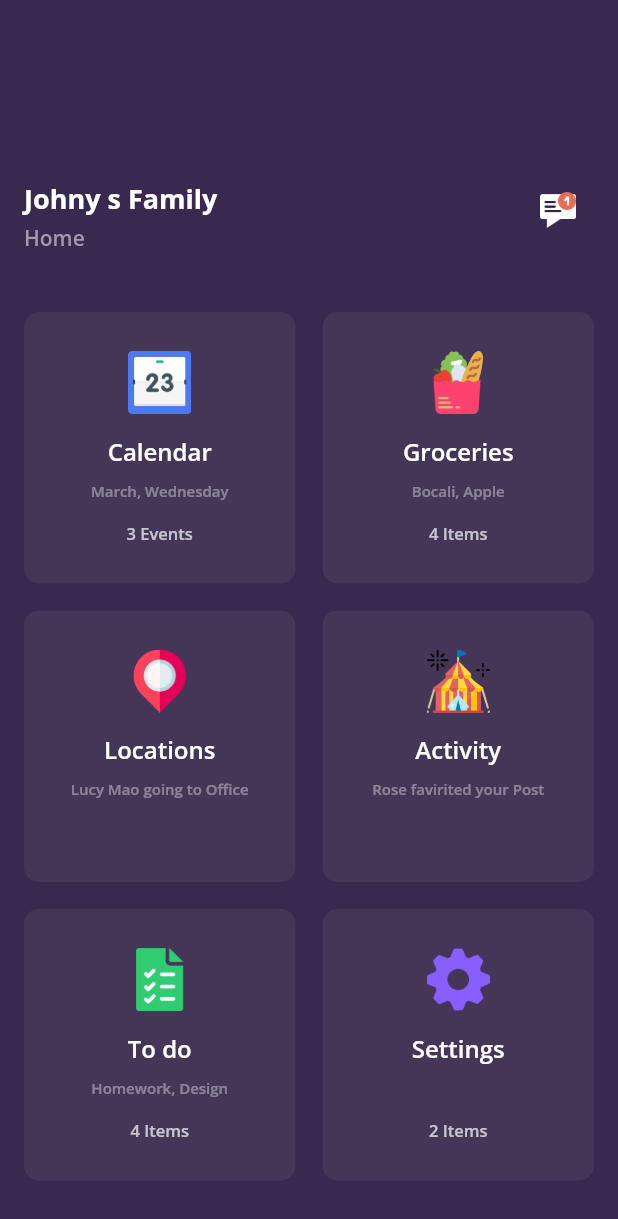
After one commit to alfaodin/flutter_course, a Flutter app: the ColorMenu screen opened by its route, on a phone screen of 412 x 824 dp. The commit adds this screen. Shown: the top 1219 px of the screen. Run offline on Flutter 3.47's test engine with Material 2 defaults, Android fonts, the phone set to English and light mode, and no system bars; our stand-ins replace flutter_svg, font_awesome_flutter, google_fonts, google_maps_flutter, sqflite; missing offline and left inert: fast_noise, fluttery_dart2; accounts and stored records are empty.

Commit message:
Prueba menu de color

```diff
--- a/lib/main.dart
+++ b/lib/main.dart
@@ -1,6 +1,7 @@
 import 'package:flutter/material.dart';
 import 'package:flutter/rendering.dart';
 import 'package:flutter/services.dart';
+import 'package:hello_world/pages/color_menu/color_menu.dart';
 import 'package:hello_world/pages/custom_path/custom_path.dart';
 import 'package:hello_world/pages/home.dart';
 import 'package:hello_world/pages/icon_animation/icon_animation.dart';
@@ -115,6 +116,7 @@ class _MyAppState extends State<MyApp> {
         '/meals': (BuildContext context) => Meals(),
         '/iconAnimation': (BuildContext context) => IconAnimation(),
         '/starField': (BuildContext context) => StarField(),
+        '/colorMenu': (BuildContext context) => ColorMenu(),
       },
       onGenerateRoute: (RouteSettings settings) {
         final List<String> pathElements = settings.name.split('/');
--- a/lib/pages/auth.dart
+++ b/lib/pages/auth.dart
@@ -132,12 +132,14 @@ class _AuthPageState extends State<AuthPage> {
 
   TextFormField buildEmailInputTextField() {
     return TextFormField(
+      autovalidate: true,
       validator: (String value) {
-        if (value.isEmpty ||
+        if (value != null && value.isEmpty ||
             !RegExp(r"[a-z0-9!#$%&'*+/=?^_`{|}~-]+(?:\.[a-z0-9!#$%&'*+/=?^_`{|}~-]+)*@(?:[a-z0-9](?:[a-z0-9-]*[a-z0-9])?\.)+[a-z0-9](?:[a-z0-9-]*[a-z0-9])?")
                 .hasMatch(value)) {
           return 'Description is Required an should be 10+ characters long.';
         }
+        return '';
       },
       textAlign: TextAlign.center,
       decoration: InputDecoration(
--- /dev/null
+++ b/lib/pages/color_menu/color_menu.dart
@@ -0,0 +1,68 @@
+import 'package:flutter/material.dart';
+import 'package:google_fonts/google_fonts.dart';
+import 'griddashboard.dart';
+
+class ColorMenu extends StatefulWidget {
+  @override
+  ColorMenuState createState() => new ColorMenuState();
+}
+
+class ColorMenuState extends State<ColorMenu> {
+  @override
+  Widget build(BuildContext context) {
+    return Scaffold(
+      backgroundColor: Color(0xff392850),
+      body: Column(
+        children: <Widget>[
+          SizedBox(
+            height: 120,
+          ),
+          Padding(
+            padding: EdgeInsets.only(left: 16, right: 16),
+            child: Row(
+              mainAxisAlignment: MainAxisAlignment.spaceBetween,
+              children: <Widget>[
+                Column(
+                  crossAxisAlignment: CrossAxisAlignment.start,
+                  children: <Widget>[
+                    Text(
+                      "Johny s Family",
+                      style: GoogleFonts.openSans(
+                          textStyle: TextStyle(
+                              color: Colors.white,
+                              fontSize: 18,
+                              fontWeight: FontWeight.bold)),
+                    ),
+                    SizedBox(
+                      height: 4,
+                    ),
+                    Text(
+                      "Home",
+                      style: GoogleFonts.openSans(
+                          textStyle: TextStyle(
+                              color: Color(0xffa29aac),
+                              fontSize: 14,
+                              fontWeight: FontWeight.w600)),
+                    ),
+                  ],
+                ),
+                IconButton(
+                  alignment: Alignment.topCenter,
+                  icon: Image.asset(
+                    "assets/color_menu/notification.png",
+                    width: 24,
+                  ),
+                  onPressed: () {},
+                )
+              ],
+            ),
+          ),
+          SizedBox(
+            height: 40,
+          ),
+          GridDashboard()
+        ],
+      ),
+    );
+  }
+}
--- /dev/null
+++ b/lib/pages/color_menu/griddashboard.dart
@@ -0,0 +1,111 @@
+import 'package:flutter/material.dart';
+import 'package:google_fonts/google_fonts.dart';
+
+class GridDashboard extends StatelessWidget {
+  Items item1 = new Items(
+      title: "Calendar",
+      subtitle: "March, Wednesday",
+      event: "3 Events",
+      img: "assets/color_menu/calendar.png");
+
+  Items item2 = new Items(
+    title: "Groceries",
+    subtitle: "Bocali, Apple",
+    event: "4 Items",
+    img: "assets/color_menu/food.png",
+  );
+  Items item3 = new Items(
+    title: "Locations",
+    subtitle: "Lucy Mao going to Office",
+    event: "",
+    img: "assets/color_menu/map.png",
+  );
+  Items item4 = new Items(
+    title: "Activity",
+    subtitle: "Rose favirited your Post",
+    event: "",
+    img: "assets/color_menu/festival.png",
+  );
+  Items item5 = new Items(
+    title: "To do",
+    subtitle: "Homework, Design",
+    event: "4 Items",
+    img: "assets/color_menu/todo.png",
+  );
+  Items item6 = new Items(
+    title: "Settings",
+    subtitle: "",
+    event: "2 Items",
+    img: "assets/color_menu/setting.png",
+  );
+
+  @override
+  Widget build(BuildContext context) {
+    List<Items> myList = [item1, item2, item3, item4, item5, item6];
+    var color = 0xff453658;
+    return Flexible(
+      child: GridView.count(
+          childAspectRatio: 1.0,
+          padding: EdgeInsets.only(left: 16, right: 16),
+          crossAxisCount: 2,
+          crossAxisSpacing: 18,
+          mainAxisSpacing: 18,
+          children: myList.map((data) {
+            return Container(
+              decoration: BoxDecoration(
+                  color: Color(color), borderRadius: BorderRadius.circular(10)),
+              child: Column(
+                mainAxisAlignment: MainAxisAlignment.center,
+                children: <Widget>[
+                  Image.asset(
+                    data.img,
+                    width: 42,
+                  ),
+                  SizedBox(
+                    height: 14,
+                  ),
+                  Text(
+                    data.title,
+                    style: GoogleFonts.openSans(
+                        textStyle: TextStyle(
+                            color: Colors.white,
+                            fontSize: 16,
+                            fontWeight: FontWeight.w600)),
+                  ),
+                  SizedBox(
+                    height: 8,
+                  ),
+                  Text(
+                    data.subtitle,
+                    style: GoogleFonts.openSans(
+                        textStyle: TextStyle(
+                            color: Colors.white38,
+                            fontSize: 10,
+                            fontWeight: FontWeight.w600)),
+                  ),
+                  SizedBox(
+                    height: 14,
+                  ),
+                  Text(
+                    data.event,
+                    style: GoogleFonts.openSans(
+                        textStyle: TextStyle(
+                            color: Colors.white70,
+                            fontSize: 11,
+                            fontWeight: FontWeight.w600)),
+                  ),
+                ],
+              ),
+            );
+          }).toList()),
+    );
+  }
+}
+
+class Items {
+  String title;
+  String subtitle;
+  String event;
+  String img;
+  Items({this.title, this.subtitle, this.event, this.img});
+}
--- a/lib/pages/main_menu/data/onboard-page-dat.dart
+++ b/lib/pages/main_menu/data/onboard-page-dat.dart
@@ -143,4 +143,11 @@ List<MainMenuModel> mainMenuListData = [
     '/starField',
     Icons.star,
   ),
+  MainMenuModel(
+    Colors.yellowAccent,
+    Colors.black,
+    'Menu Colorido',
+    '/colorMenu',
+    Icons.menu,
+  ),
 ];
--- a/lib/pages/start_field/star_field.dart
+++ b/lib/pages/start_field/star_field.dart
@@ -134,7 +134,7 @@ class Star {
 
   update() {
     z = z - 2;
-    pz = pz - .9;
+    pz = pz - .8;
 
     if ((z / 10) <= 1) {
       randomizeStar();
```
Also changed, not shown: pubspec.yaml (+9 -0 lines), assets/color_menu/calendar.png (added), assets/color_menu/festival.png (added), assets/color_menu/food.png (added), assets/color_menu/map.png (added), assets/color_menu/notification.png (added), assets/color_menu/setting.png (added), assets/color_menu/todo.png (added), pubspec.lock, 1 other file.
